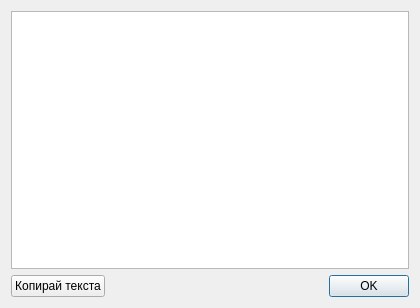
The window that src/View/Widgets/MultilineDialog.ui (thefinalcutbg/DinoDent) describes before a commit, drawn with Qt 5.
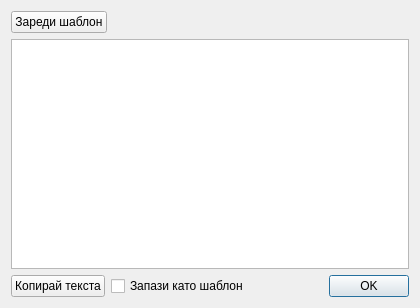
The same window after the commit. Custom widgets are drawn as their Qt base class.

Commit message: template notes type added

```diff
--- a/src/View/Widgets/MultilineDialog.ui
+++ b/src/View/Widgets/MultilineDialog.ui
@@ -14,6 +14,37 @@
    <string>MultilineDialog</string>
   </property>
   <layout class="QVBoxLayout" name="verticalLayout">
+   <item>
+    <layout class="QHBoxLayout" name="horizontalLayout_2">
+     <item>
+      <widget class="QPushButton" name="templateButton">
+       <property name="text">
+        <string>Зареди шаблон</string>
+       </property>
+      </widget>
+     </item>
+     <item>
+      <widget class="QLabel" name="titleLabel">
+       <property name="text">
+        <string/>
+       </property>
+      </widget>
+     </item>
+     <item>
+      <spacer name="horizontalSpacer_2">
+       <property name="orientation">
+        <enum>Qt::Orientation::Horizontal</enum>
+       </property>
+       <property name="sizeHint" stdset="0">
+        <size>
+         <width>40</width>
+         <height>20</height>
+        </size>
+       </property>
+      </spacer>
+     </item>
+    </layout>
+   </item>
    <item>
     <widget class="NotesEdit" name="textBox">
      <property name="readOnly">
@@ -33,6 +64,13 @@
        </property>
       </widget>
      </item>
+     <item>
+      <widget class="QCheckBox" name="templateCheck">
+       <property name="text">
+        <string>Запази като шаблон</string>
+       </property>
+      </widget>
+     </item>
      <item>
       <spacer name="horizontalSpacer">
        <property name="orientation">
```
The commit also changes 17 other files.
